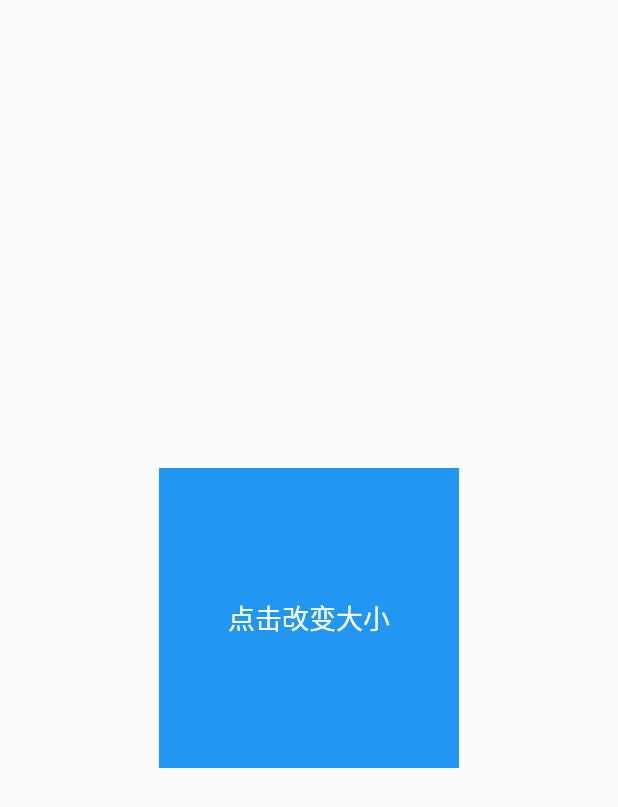
After one commit to jiangxklongmao/flutterLeanning, a Flutter app: the AnimationBaseDemo screen opened by its route, after a tap on "点击改变大小", on a phone screen of 412 x 824 dp. The commit adds this screen. Shown: the top 807 px of the screen. Run offline on Flutter 3.47's test engine with Material 2 defaults, Android fonts, the phone set to English and light mode, and no system bars.

Commit message:
[commint]动画学习

```diff
--- a/lib/main.dart
+++ b/lib/main.dart
@@ -6,6 +6,7 @@ import 'package:flutter_learning/page/HomePage.dart';
 import 'package:flutter_learning/page/SemicircleFlowPopMenu.dart';
 import 'package:flutter_learning/page/TextPage.dart';
 import 'package:flutter_learning/page/WeightWidget.dart';
+import 'package:flutter_learning/page/animation_base_demo.dart';
 
 void main() {
   runApp(MyApp());
@@ -42,6 +43,7 @@ class MyApp extends StatelessWidget {
         "WeightWidget": (BuildContext context) => WeightWidget(),
         "CustomScrollerBar": (BuildContext context) => CustomScrollbar(),
         "GradientDemo": (BuildContext context) => GradientDemo(),
+        "AnimationBaseDemo": (BuildContext context) => AnimationBaseDemo(),
       },
     );
   }
--- a/lib/page/HomePage.dart
+++ b/lib/page/HomePage.dart
@@ -59,6 +59,13 @@ class HomePage extends StatelessWidget {
                   },
                   child: Text("GradientDemo"),
                 ),
+                SizedBox(height: 20),
+                TextButton(
+                  onPressed: () {
+                    Navigator.pushNamed(context, "AnimationBaseDemo");
+                  },
+                  child: Text("AnimationBaseDemo"),
+                ),
               ],
             ),
           ),
--- /dev/null
+++ b/lib/page/animation_base_demo.dart
@@ -0,0 +1,67 @@
+import 'package:flutter/material.dart';
+
+///    author : xingke
+///    e-mail : jxklongmao@gmail.com
+///    date   : 2021/5/27 18:11
+///    desc   :
+///    version: 1.0
+class AnimationBaseDemo extends StatefulWidget {
+  const AnimationBaseDemo({Key key}) : super(key: key);
+
+  @override
+  _AnimationBaseDemoState createState() => _AnimationBaseDemoState();
+}
+
+class _AnimationBaseDemoState extends State<AnimationBaseDemo>
+    with SingleTickerProviderStateMixin {
+  double _size = 100;
+  AnimationController _controller;
+
+  @override
+  void initState() {
+    super.initState();
+    _controller =
+        AnimationController(vsync: this, duration: Duration(milliseconds: 500))
+          ..addListener(() {
+            setState(() {
+              _size = 100 + 100 * _controller.value;
+            });
+          });
+  }
+
+  @override
+  void dispose() {
+    super.dispose();
+    _controller.dispose();
+  }
+
+  @override
+  Widget build(BuildContext context) {
+    return Scaffold(
+      body: Center(
+        child: GestureDetector(
+          onTap: () {
+            setState(() {
+              _controller.forward();
+              if (_size == 100) {
+                _controller.forward();
+              } else {
+                _controller.reverse();
+              }
+            });
+          },
+          child: Container(
+            height: _size,
+            width: _size,
+            color: Colors.blue,
+            alignment: Alignment.center,
+            child: Text(
+              "点击改变大小",
+              style: TextStyle(color: Colors.white, fontSize: 18),
+            ),
+          ),
+        ),
+      ),
+    );
+  }
+}
```
Also changed, not shown: pubspec.lock.
